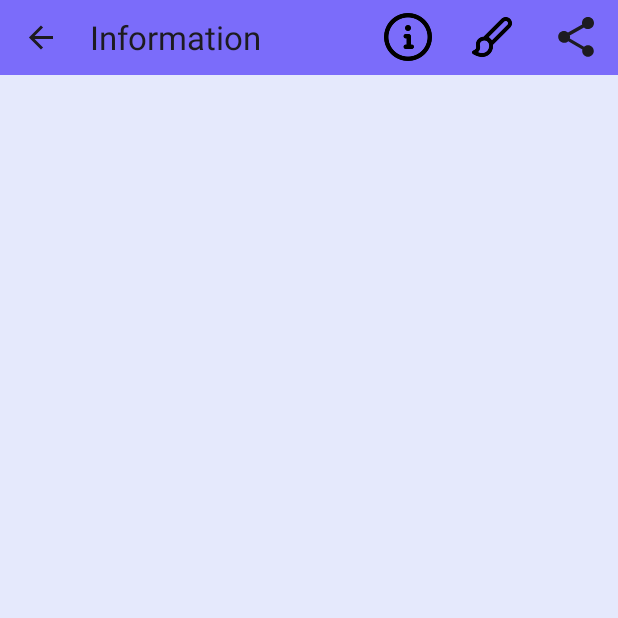
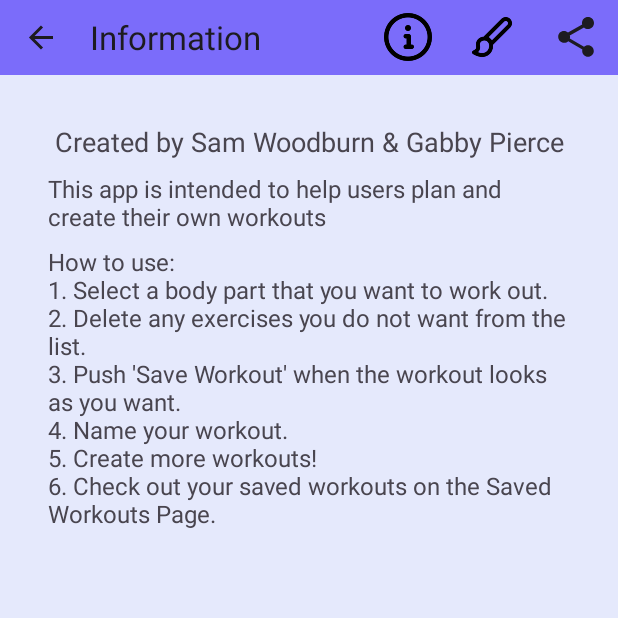
Before and after one commit to SamWoodburn25/GymGenie, an Android app: the InformationFragment screen opened through its navigation route, on a phone screen of 412 x 824 dp, the top half of it. Run offline under Robolectric (Android 15) with nearby library versions, the phone set to English and light mode, and no system bars; our stand-ins replace navigation-ui.

Commit message:
information page and color

```diff
--- a/app/src/main/res/layout/activity_main.xml
+++ b/app/src/main/res/layout/activity_main.xml
@@ -6,13 +6,14 @@
     android:id="@+id/main_layout"
     android:layout_width="match_parent"
     android:layout_height="match_parent"
-    tools:context=".MainActivity">
+    tools:context=".MainActivity"
+    android:background="@color/purple">
 
     <LinearLayout
         android:layout_width="match_parent"
         android:layout_height="match_parent"
         android:orientation="vertical"
-        android:background="@color/purple">
+        >
 
         <androidx.appcompat.widget.Toolbar
             android:id="@+id/toolbar"
--- a/app/src/main/res/layout/fragment_information.xml
+++ b/app/src/main/res/layout/fragment_information.xml
@@ -3,7 +3,41 @@
     xmlns:tools="http://schemas.android.com/tools"
     android:layout_width="match_parent"
     android:layout_height="match_parent"
+    android:padding="16dp"
     tools:context="edu.quinnipiac.ser210.myapplication.InformationFragment">
 
+    <ScrollView
+        android:layout_width="match_parent"
+        android:layout_height="match_parent">
+        <LinearLayout
+            android:layout_width="match_parent"
+            android:layout_height="wrap_content"
+            android:orientation="vertical"
+            android:padding="16dp">
 
+            <TextView
+                android:id="@+id/byWho"
+                android:layout_width="match_parent"
+                android:layout_height="wrap_content"
+                android:text="Created by Sam Woodburn &amp; Gabby Pierce"
+                android:textSize="18sp"
+                android:layout_marginBottom="8dp"
+                android:textAlignment="center" />
+
+            <TextView
+                android:id="@+id/info"
+                android:layout_width="match_parent"
+                android:layout_height="wrap_content"
+                android:text="This app is intended to help users plan and create their own workouts"
+                android:textSize="16sp"
+                android:layout_marginBottom="8dp" />
+
+            <TextView
+                android:id="@+id/howToUse"
+                android:layout_width="match_parent"
+                android:layout_height="wrap_content"
+                android:text="How to use:\n1. Select a body part that you want to work out.\n2. Delete any exercises you do not want from the list.\n3. Push 'Save Workout' when the workout looks as you want.\n4. Name your workout.\n5. Create more workouts!\n6. Check out your saved workouts on the Saved Workouts Page."
+                android:textSize="16sp" />
+        </LinearLayout>
+    </ScrollView>
 </FrameLayout>
```
